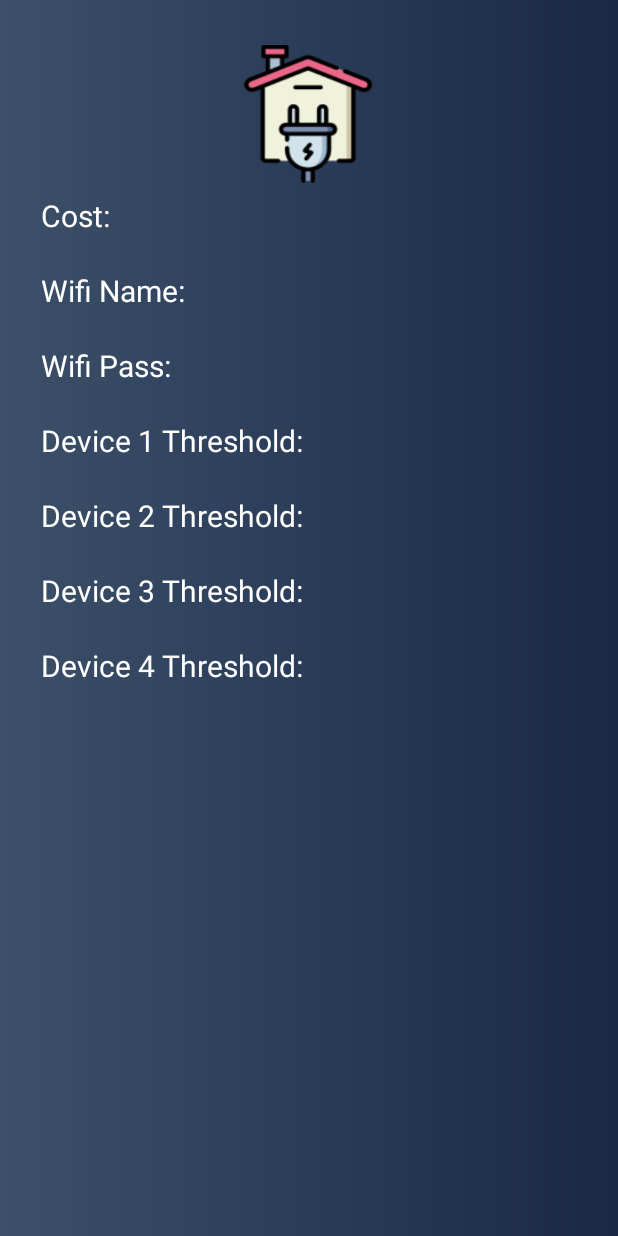
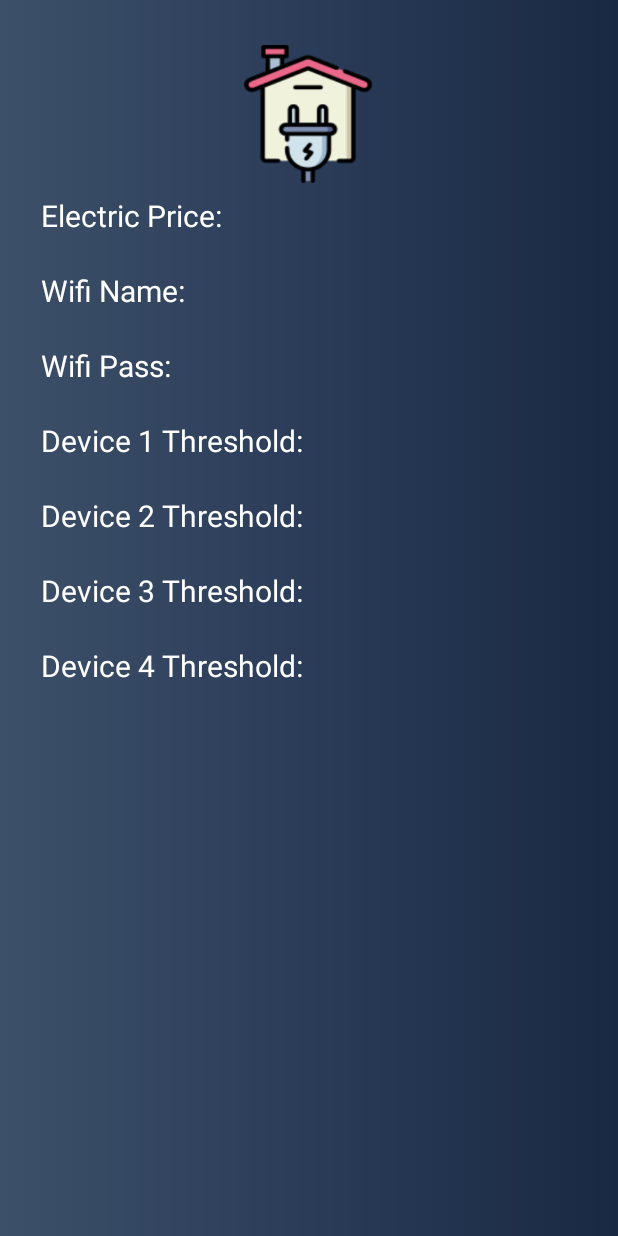
Before and after one commit to nhathoangbui123/Graduation-Project, an Android app: the layout fragment_settings.xml on its own in the app's theme, with its tools: preview values and no code run, on a phone screen of 412 x 824 dp. Run offline under Robolectric (Android 15) with nearby library versions, the phone set to English and light mode, and no system bars.

Commit message:
Fix UI App

```diff
--- a/APP/TestRestApi/app/src/main/java/com/example/testrestapi/SettingsFragment.java
+++ b/APP/TestRestApi/app/src/main/java/com/example/testrestapi/SettingsFragment.java
@@ -580,9 +580,9 @@ public class SettingsFragment extends Fragment {
                 public void run() {
                     get_data();
                     if(Cost==null){
-                        cost.setText("Electricity Price: 0 VND/kWh");
+                        cost.setText("Electric Price: 0 VND/kWh");
                     }else{
-                        cost.setText("Electricity Price: "+Cost+"VND/kWh");
+                        cost.setText("Electric Price: "+Cost+"VND/kWh");
                     }
 
                     if(WifiName==null){
--- a/APP/TestRestApi/app/src/main/res/layout/fragment_settings.xml
+++ b/APP/TestRestApi/app/src/main/res/layout/fragment_settings.xml
@@ -41,7 +41,7 @@
             android:layout_marginTop="100dp"
             android:layout_marginRight="22dp"
             android:gravity="left"
-            android:text="Cost:"
+            android:text="Electric Price:"
             android:textColor="#FFFFFF"
             android:textSize="20dp" />
 
@@ -76,6 +76,7 @@
             android:text="Wifi Pass:"
             android:textColor="#FFFFFF"
             android:textSize="20dp" />
+
         <TextView
             android:id="@+id/d1thresh"
             android:layout_width="126dp"
```
